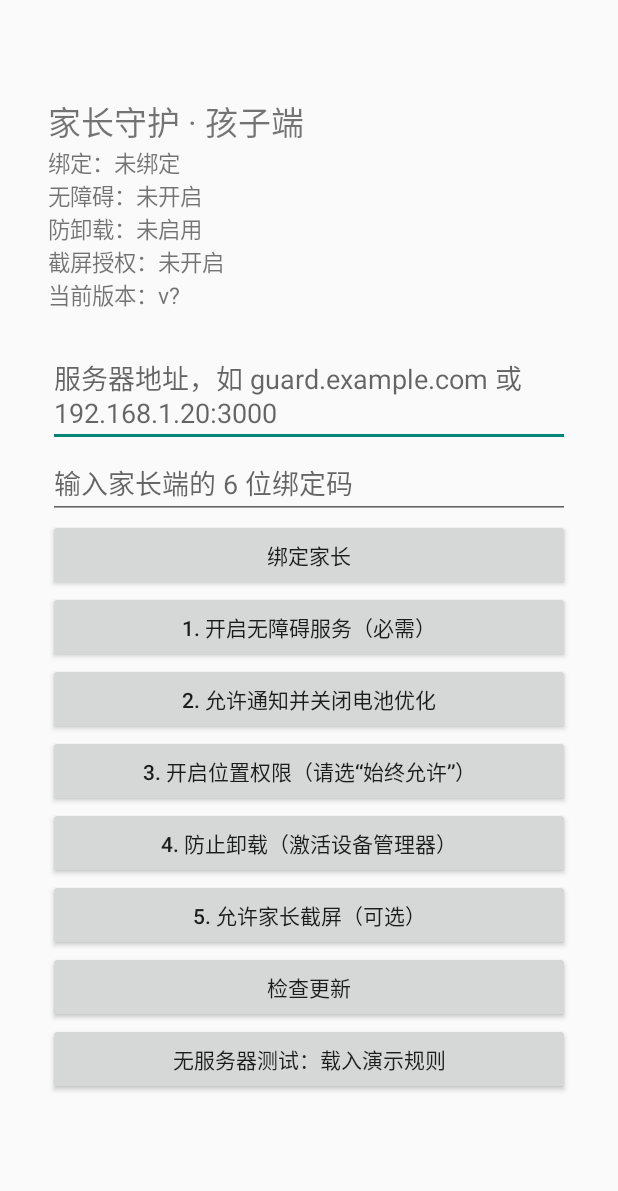
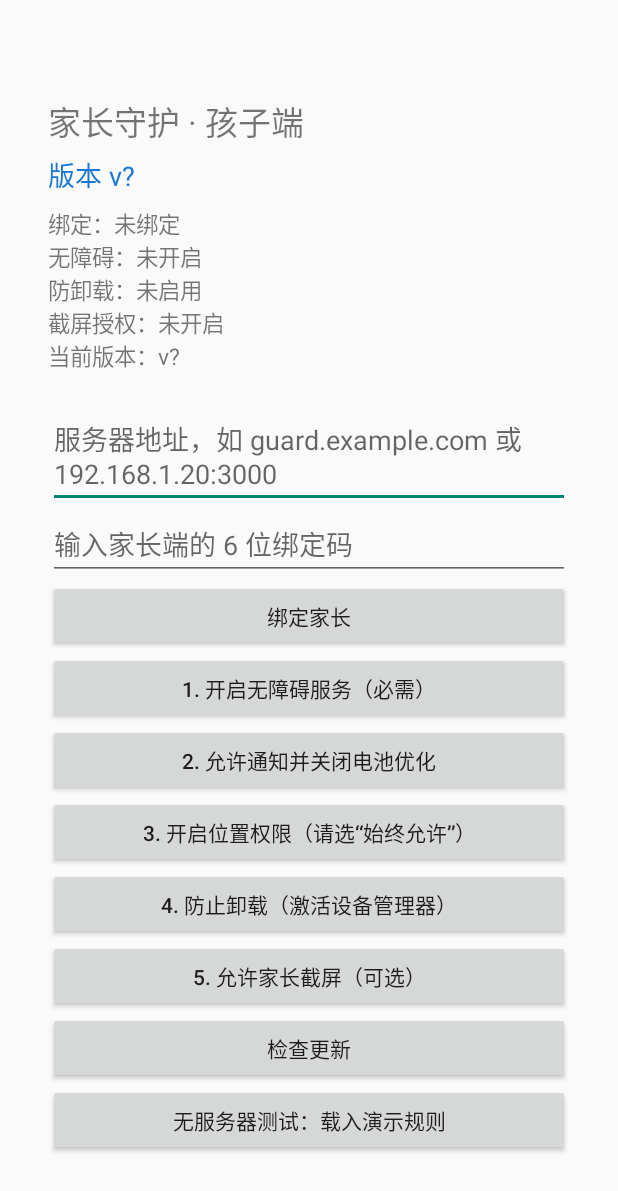
Before and after one commit to shenc9108-hash/anxinban, an Android app: the screen it shows after launch (MainActivity), on a phone screen of 412 x 824 dp. Shown: the top 1191 px of the screen. Run offline under Robolectric (Android 15) with nearby library versions, the light colour scheme and no system bars.

Commit message:
feat: 孩子端界面顶部醒目显示版本号

```diff
--- a/child-android/app/src/main/java/com/anxinban/kid/MainActivity.kt
+++ b/child-android/app/src/main/java/com/anxinban/kid/MainActivity.kt
@@ -22,6 +22,13 @@ class MainActivity : Activity() {
         val code = EditText(this).apply { hint = "输入家长端的 6 位绑定码" }
         fun btn(t: String, f: () -> Unit) = Button(this).apply { text = t; setOnClickListener { f() } }
         col.addView(TextView(this).apply { text = "家长守护 · 孩子端"; textSize = 22f })
+        // 版本号单独一行、醒目显示，避免被状态区遮挡
+        col.addView(TextView(this).apply {
+            text = "版本 v" + (packageManager.getPackageInfo(packageName, 0).versionName ?: "?")
+            textSize = 18f
+            setTextColor(0xFF1976D2.toInt())
+            setPadding(0, 8, 0, 12)
+        })
         col.addView(status)
         val server = EditText(this).apply {
             hint = "服务器地址，如 guard.example.com 或 192.168.1.20:3000"
```
